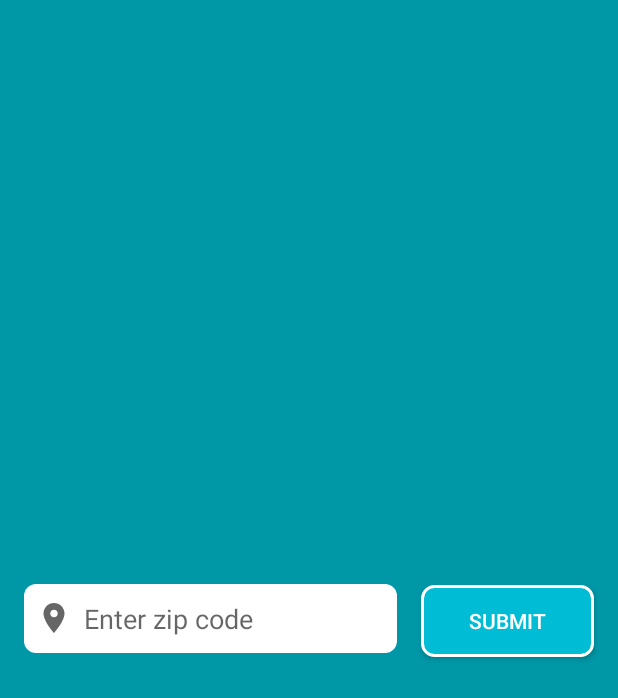
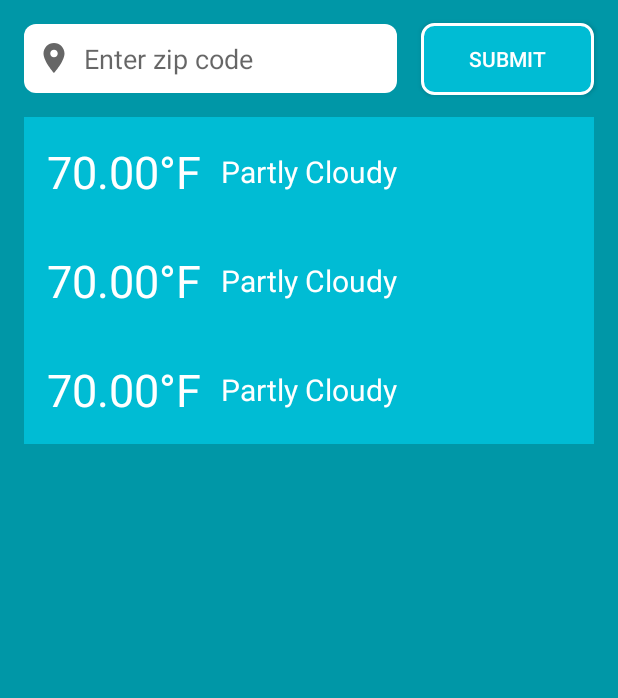
Before and after one commit to haryansyah-mfr/Weather_App, an Android app: the layout activity_main.xml on its own in the app's theme, with its tools: preview values and no code run, on a phone screen of 412 x 824 dp. Shown: the top 698 px of the screen. Run offline under Robolectric (Android 15) with nearby library versions, the phone set to English and light mode, and no system bars.

Commit message:
Added RecyclerView to 'activity_main'
Added item for RecyclerView.ViewHolder

```diff
--- a/app/src/main/res/layout/activity_main.xml
+++ b/app/src/main/res/layout/activity_main.xml
@@ -16,12 +16,12 @@
         android:inputType="number"
         android:layout_marginStart="16dp"
         android:layout_marginEnd="8dp"
+        android:layout_marginTop="16dp"
         android:background="@drawable/bg_primary_rectangle"
         android:drawableStart="@drawable/ic_baseline_location"
         android:paddingStart="8dp"
         android:paddingEnd="8dp"
         android:drawablePadding="8dp"
-        app:layout_constraintBottom_toBottomOf="parent"
         app:layout_constraintEnd_toStartOf="@+id/submitButton"
         app:layout_constraintHorizontal_bias="0.5"
         app:layout_constraintStart_toStartOf="parent"
@@ -38,7 +38,19 @@
         android:paddingStart="32dp"
         android:paddingEnd="32dp"
         android:background="@drawable/bg_stroke_rectangle"
-        app:layout_constraintBaseline_toBaselineOf="@+id/editZipCode"
         app:layout_constraintEnd_toEndOf="parent"
-        app:layout_constraintStart_toEndOf="@+id/editZipCode" />
+        app:layout_constraintStart_toEndOf="@+id/editZipCode"
+        app:layout_constraintTop_toTopOf="@id/editZipCode"
+        app:layout_constraintBottom_toBottomOf="@id/editZipCode" />
+
+    <androidx.recyclerview.widget.RecyclerView
+        android:id="@+id/recyclerView"
+        android:layout_width="0dp"
+        android:layout_height="0dp"
+        android:layout_margin="16dp"
+        app:layout_constraintStart_toStartOf="parent"
+        app:layout_constraintEnd_toEndOf="parent"
+        app:layout_constraintTop_toBottomOf="@id/editZipCode"
+        app:layout_constraintBottom_toBottomOf="parent"
+        tools:listitem="@layout/item_recycler_view" />
 </androidx.constraintlayout.widget.ConstraintLayout>
--- /dev/null
+++ b/app/src/main/res/layout/item_recycler_view.xml
@@ -0,0 +1,33 @@
+<?xml version="1.0" encoding="utf-8"?>
+<androidx.constraintlayout.widget.ConstraintLayout xmlns:android="http://schemas.android.com/apk/res/android"
+    xmlns:app="http://schemas.android.com/apk/res-auto"
+    android:layout_width="match_parent"
+    android:layout_height="wrap_content"
+    android:background="@color/colorPrimary"
+    android:padding="16dp">
+
+    <TextView
+        android:id="@+id/temperature_view"
+        android:layout_width="wrap_content"
+        android:layout_height="wrap_content"
+        android:layout_marginEnd="16dp"
+        android:text="70.00°F"
+        android:textColor="@android:color/white"
+        android:textSize="30sp"
+        app:layout_constraintStart_toStartOf="parent"
+        app:layout_constraintEnd_toStartOf="@id/description_view"
+        app:layout_constraintTop_toTopOf="@id/description_view"
+        app:layout_constraintBottom_toBottomOf="@id/description_view" />
+
+    <TextView
+        android:id="@+id/description_view"
+        android:layout_width="wrap_content"
+        android:layout_height="wrap_content"
+        android:text="Partly Cloudy"
+        android:textColor="@android:color/white"
+        android:textSize="20sp"
+        app:layout_constraintStart_toStartOf="parent"
+        app:layout_constraintEnd_toEndOf="parent"
+        app:layout_constraintTop_toTopOf="parent"
+        app:layout_constraintBottom_toBottomOf="parent" />
+</androidx.constraintlayout.widget.ConstraintLayout>
```
